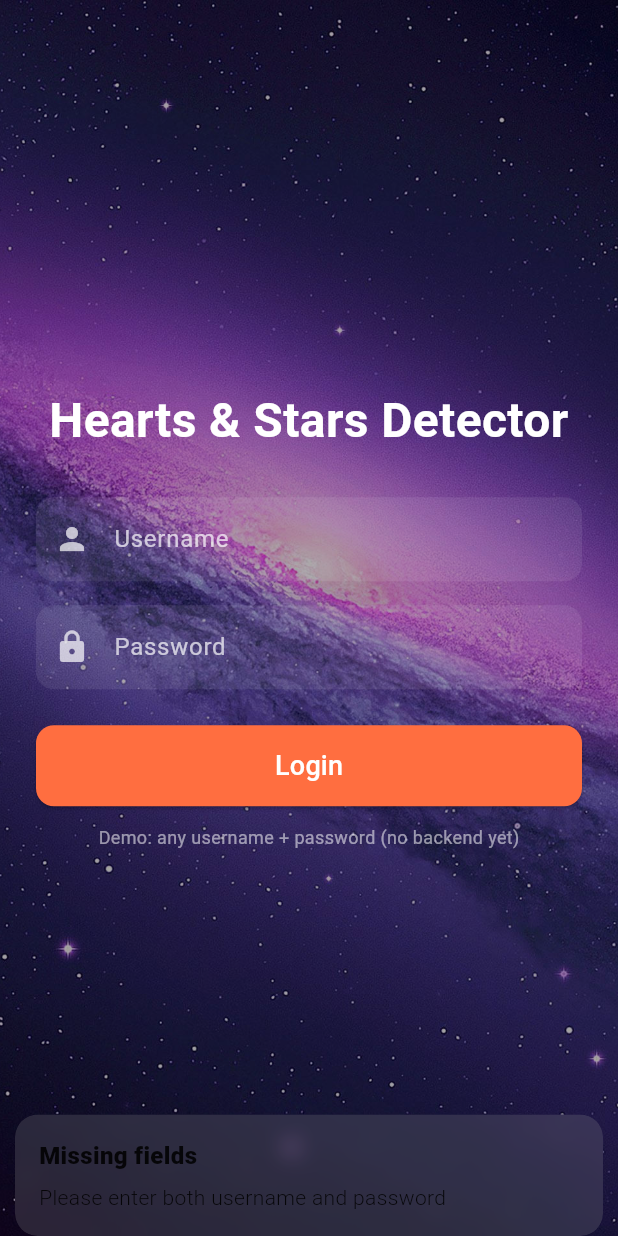
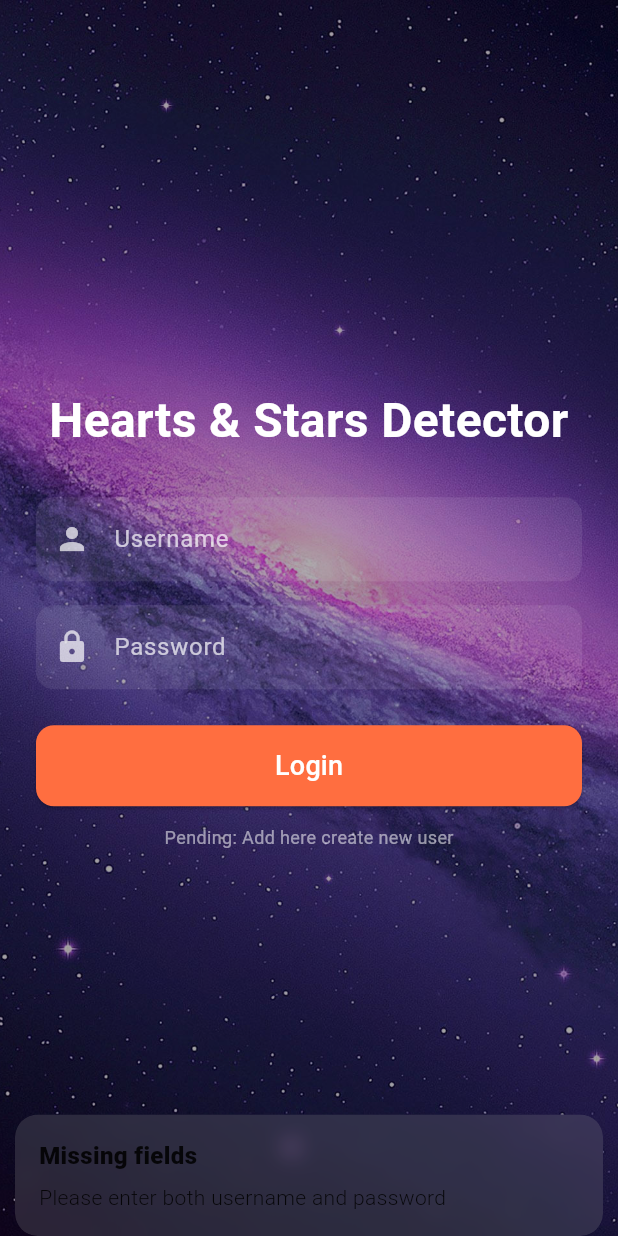
Before and after one commit to Kus4n4g1777/hearts_and_stars_v3, a Flutter app: the screen it shows after launch, after a tap on "Login", on a phone screen of 412 x 824 dp. Run offline on Flutter 3.47's test engine with Material 3 defaults, Android fonts, the phone set to English and light mode, and no system bars; our stand-ins replace flutter_speed_dial, get, permission_handler, shared_preferences; network calls fail.

Commit message:
feat: Flutter-FastAPI integration - Implemented ApiService for login, token storage, validation - Confirmed proper emulator IP (10.0.2.2) and FastAPI CORS whitelist - Added debugging prints to verify API connectivity

```diff
--- a/lib/controllers/auth_controller.dart
+++ b/lib/controllers/auth_controller.dart
@@ -1,24 +1,30 @@
 import 'package:get/get.dart';
+import '../services/api_service.dart';
 
 class AuthController extends GetxController {
   final username = ''.obs;
   final password = ''.obs;
+  final api = ApiService();
 
-  void login() {
+  void login() async {
     final user = username.value.trim();
     final pass = password.value.trim();
 
     if (user.isEmpty || pass.isEmpty) {
-      Get.snackbar(
-        'Missing fields',
-        'Please enter both username and password',
-        snackPosition: SnackPosition.BOTTOM,
-      );
+      Get.snackbar('Missing fields', 'Please enter both username and password',
+          snackPosition: SnackPosition.BOTTOM);
       return;
     }
 
-    // TODO: replace with real authentication call to FastAPI
-    // For now just navigate to the speed-dial screen
-    Get.toNamed('/speed-dials');
+    try {
+      final token = await api.login(user, pass);
+      if (token.isNotEmpty) {
+        // Token saved locally in ApiService
+        Get.toNamed('/speed-dials');
+      }
+    } catch (e) {
+      Get.snackbar('Login failed', e.toString(),
+          snackPosition: SnackPosition.BOTTOM);
+    }
   }
 }
--- a/lib/views/login_view.dart
+++ b/lib/views/login_view.dart
@@ -1,6 +1,7 @@
 import 'package:flutter/material.dart';
 import 'package:get/get.dart';
 import '../controllers/auth_controller.dart';
+import '../services/api_service.dart';
 
 class LoginView extends StatelessWidget {
   LoginView({super.key});
@@ -108,7 +109,7 @@ class LoginView extends StatelessWidget {
 
                       // Optional: demo credentials hint
                       const Text(
-                        'Demo: any username + password (no backend yet)',
+                        'Pending: Add here create new user',
                         style: TextStyle(color: Colors.white54, fontSize: 12),
                       ),
                     ],
--- a/pubspec.yaml
+++ b/pubspec.yaml
@@ -39,6 +39,7 @@ dependencies:
   path: ^1.9.1
   rive: ^0.13.20
   http: ^1.5.0
+  shared_preferences: ^2.5.3
 
   # The following adds the Cupertino Icons font to your application.
   # Use with the CupertinoIcons class for iOS style icons.
```
Also changed, not shown: lib/services/api_service.dart (+61 -7 lines), pubspec.lock, 3 other files.
